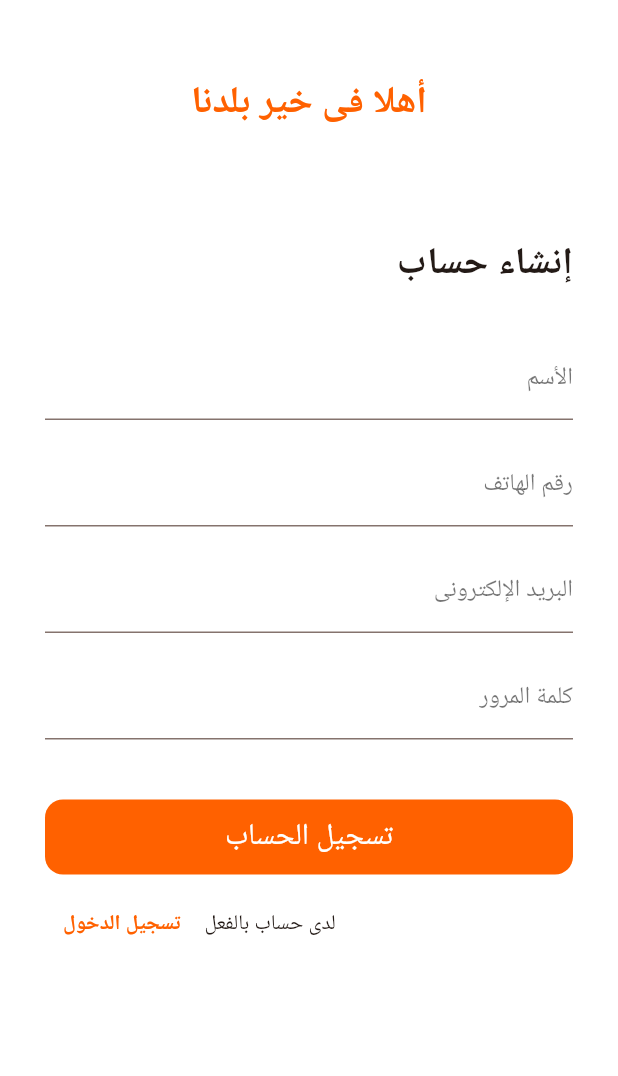
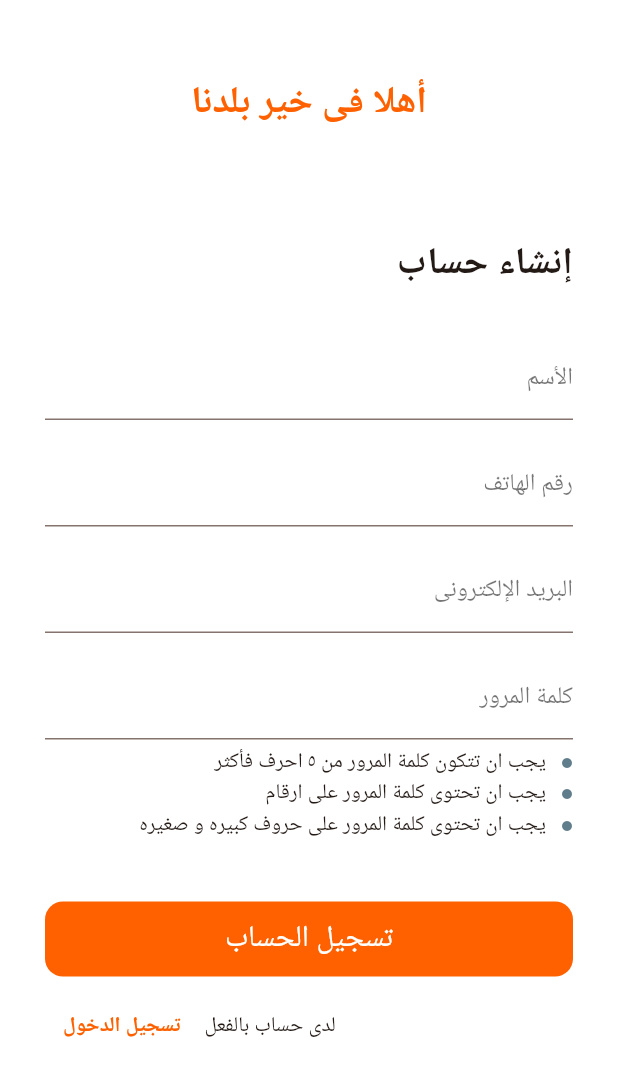
Before and after one commit to MohamedMamdouh-432/ElKosh, a Flutter app: the screen it shows after launch, on a phone screen of 412 x 824 dp. Shown: the top 1076 px of the screen. Run offline on Flutter 3.47's test engine with Material 3 defaults, Android fonts, the phone set to English and light mode, and no system bars; drawn by our look-alikes of modal_progress_hud_nsn; our stand-ins replace cloud_firestore, either_dart, equatable, firebase_auth, firebase_core, firebase_storage and 9 more; accounts and stored records are empty.

Commit message:
adding tips for password

```diff
--- a/lib/auth/register/screens/register_screen.dart
+++ b/lib/auth/register/screens/register_screen.dart
@@ -1,6 +1,7 @@
 import 'dart:developer';
 
 import 'package:elkosh/auth/register/bloc/register_bloc.dart';
+import 'package:elkosh/auth/register/widgets/tip_text.dart';
 import 'package:elkosh/core/utils/utils.dart';
 import 'package:elkosh/shared/widgets/auth_form_field.dart';
 import 'package:elkosh/shared/widgets/custom_buttom.dart';
@@ -156,6 +157,12 @@ class RegisterPage extends StatelessWidget {
                                                   ? "يجب ان تحتوى كلمة المرور على الاقل على حرف خاص واحد"
                                                   : null,
                     ),
+                    const Gap(5),
+                    const TipText(
+                        tip: "يجب ان تتكون كلمة المرور من ٥ احرف فأكثر"),
+                    const TipText(tip: "يجب ان تحتوى كلمة المرور على ارقام"),
+                    const TipText(
+                        tip: "يجب ان تحتوى كلمة المرور على حروف كبيره و صغيره"),
                     const Gap(40),
                     CustomButtom(
                       text: 'تسجيل الحساب',
--- /dev/null
+++ b/lib/auth/register/widgets/tip_text.dart
@@ -0,0 +1,29 @@
+import 'package:flutter/material.dart';
+import 'package:gap/gap.dart';
+
+class TipText extends StatelessWidget {
+  final String tip;
+
+  const TipText({
+    super.key,
+    required this.tip,
+  });
+
+  @override
+  Widget build(BuildContext context) {
+    return Row(
+      children: [
+        const Icon(
+          Icons.circle,
+          size: 8,
+          color: Colors.blueGrey,
+        ),
+        const Gap(10),
+        Text(
+          tip,
+          textScaler: const TextScaler.linear(1),
+        ),
+      ],
+    );
+  }
+}
```
